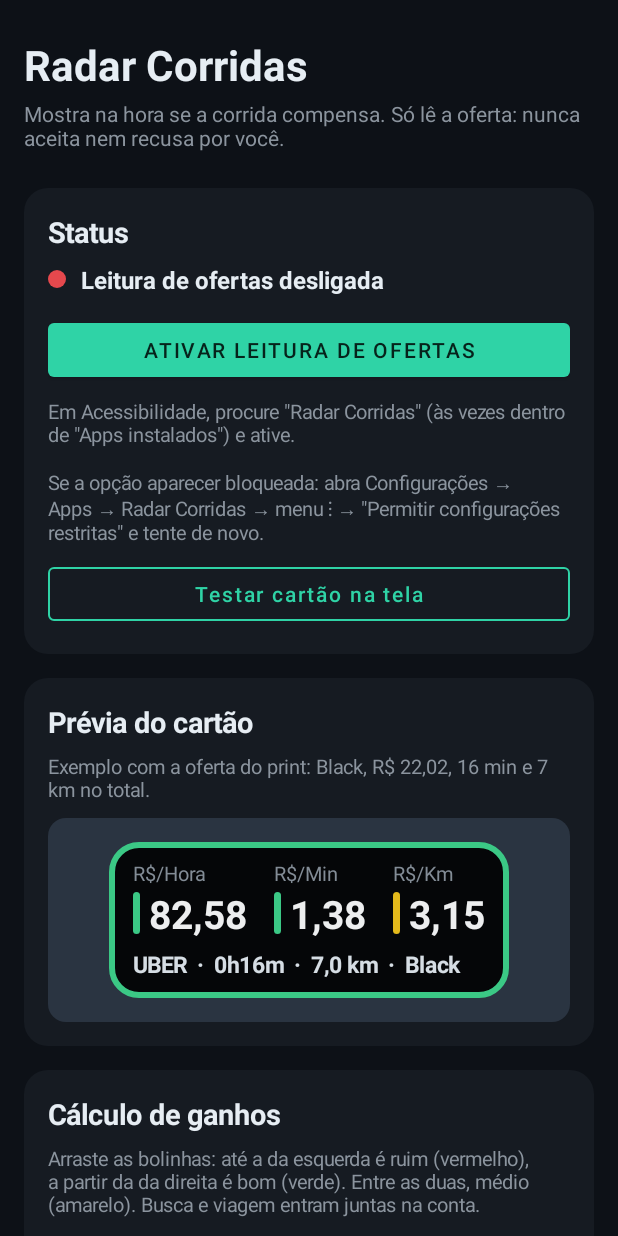
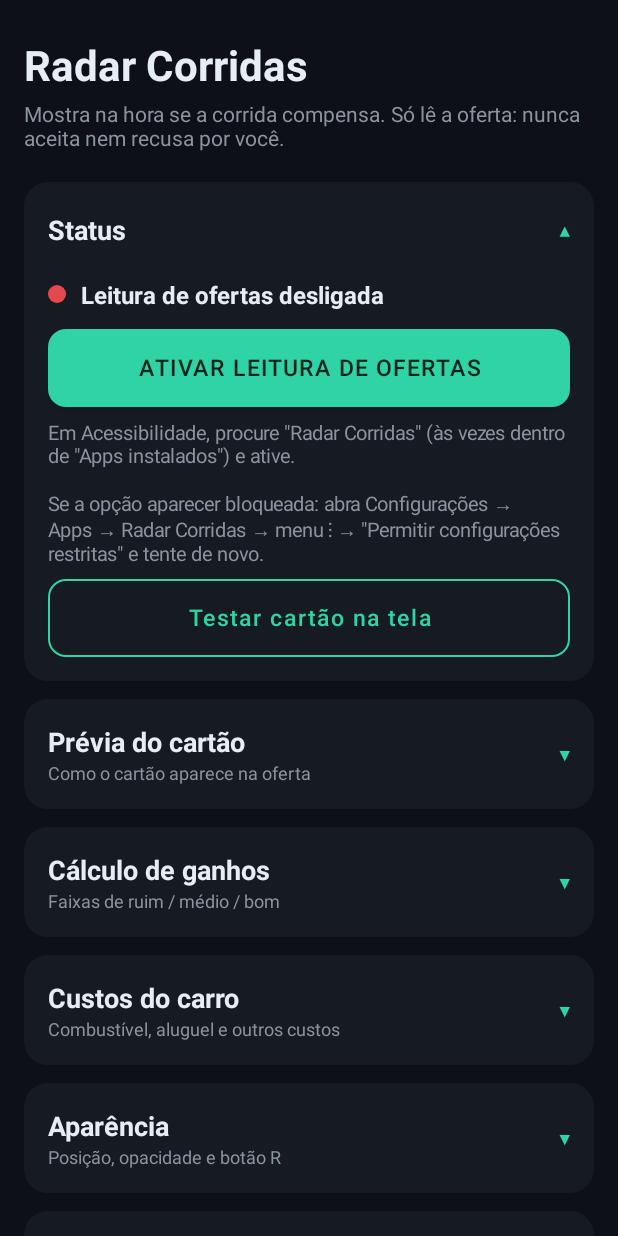
Before and after one commit to efreetales/radar-corridas, an Android app: the screen it shows after launch (MainActivity), on a phone screen of 412 x 824 dp. Run offline under Robolectric (Android 15) with nearby library versions, the phone set to English and light mode, and no system bars; pictures from the network do not load.

Commit message:
Tela: seções em acordeão, botões mais altos; distância do aviso por faixa de velocidade (150/200/300 m)
Co-Authored-By: Claude Opus 5.5 <noreply@anthropic.com>
Claude-Session: https://claude.ai/code/session_01HAyDQwT6qSeeqhjTKfGLrB

```diff
--- a/app/src/main/java/com/taleco/radarcorridas/Hazards.kt
+++ b/app/src/main/java/com/taleco/radarcorridas/Hazards.kt
@@ -166,7 +166,7 @@ object Hazards {
  */
 object HazardWatch {
 
-    private const val LOOKAHEAD_M = 250.0
+    private const val LOOKAHEAD_M = 600.0
     private const val PASS_RADIUS_M = 30.0
     private const val MIN_SPEED_KMH = 8.0
     private const val REPEAT_MS = 2 * 60_000L
@@ -221,7 +221,7 @@ object HazardWatch {
 
         val t = target ?: run {
             if (heading == null || kmh < MIN_SPEED_KMH) return
-            val found = find(ctx, loc, heading) ?: return
+            val found = find(ctx, loc, heading, prefs.alertDistance(kmh)) ?: return
             target = found
             minDist = Double.MAX_VALUE
             startDist = loc.distanceTo(locOf(found)).toDouble().coerceAtLeast(40.0)
@@ -271,9 +271,9 @@ object HazardWatch {
         return if (d > 180f) 360f - d else d
     }
 
-    private fun find(ctx: Context, loc: Location, heading: Float): Hazard? {
+    private fun find(ctx: Context, loc: Location, heading: Float, lookahead: Double): Hazard? {
         var best: Hazard? = null
-        var bestD = LOOKAHEAD_M
+        var bestD = lookahead
         for (h in Hazards.all(ctx)) {
             if (recentlyPassed.containsKey(h)) continue
             val hl = locOf(h)
--- a/app/src/main/java/com/taleco/radarcorridas/MainActivity.kt
+++ b/app/src/main/java/com/taleco/radarcorridas/MainActivity.kt
@@ -77,6 +77,7 @@ class MainActivity : AppCompatActivity() {
         buildHazards(col)
         buildSpots(col)
         buildData(col)
+        tallAll(col)
 
         val version = try {
             packageManager.getPackageInfo(packageName, 0).versionName
@@ -539,6 +540,15 @@ class MainActivity : AppCompatActivity() {
             setOnCheckedChangeListener { _, checked -> prefs.speedSound = checked }
         }, matchWrap(top = 6))
 
+        card.addView(text("Distância do aviso (radar e valeta)", 15f, Colors.TEXT, bold = true).apply { setPadding(0, dp(14), 0, 0) })
+        card.addView(text(
+            "O aviso aparece mais cedo quanto mais rápido você estiver.",
+            12f, Colors.MUTED
+        ))
+        card.addView(distanceSlider("Até 50 km/h", prefs.alertDistSlow) { prefs.alertDistSlow = it }, matchWrap(top = 6))
+        card.addView(distanceSlider("De 50 a 80 km/h", prefs.alertDistMid) { prefs.alertDistMid = it }, matchWrap(top = 2))
+        card.addView(distanceSlider("Acima de 80 km/h", prefs.alertDistFast) { prefs.alertDistFast = it }, matchWrap(top = 2))
+
         speedInfo = text("", 14f, Colors.TEXT).apply { setPadding(0, dp(10), 0, 0) }
         card.addView(speedInfo)
         card.addView(outlinedButton("Atualizar lista de radares").apply {
@@ -964,6 +974,27 @@ class MainActivity : AppCompatActivity() {
         }
     }
 
+    private fun distanceSlider(label: String, initial: Int, onChange: (Int) -> Unit): View {
+        val box = LinearLayout(this).apply { orientation = LinearLayout.VERTICAL }
+        val lbl = text("", 14f, Colors.TEXT)
+        fun setLbl(v: Int) { lbl.text = "$label: avisar a $v m" }
+        setLbl(initial)
+        box.addView(lbl)
+        val sl = Slider(this)
+        sl.valueFrom = 50f
+        sl.valueTo = 600f
+        sl.stepSize = 25f
+        sl.value = ((initial / 25) * 25).coerceIn(50, 600).toFloat()
+        sl.setLabelFormatter { v -> "${v.toInt()} m" }
+        sl.thumbTintList = ColorStateList.valueOf(Color.WHITE)
+        sl.addOnChangeListener { _, v, _ ->
+            onChange(v.toInt())
+            setLbl(v.toInt())
+        }
+        box.addView(sl, matchWrap())
+        return box
+    }
+
     private fun updateCams() {
         if (SpeedCams.downloading) {
             toast("Já estou baixando a lista")
@@ -1075,15 +1106,91 @@ class MainActivity : AppCompatActivity() {
         return box
     }
 
+    /** Resumo de cada seção, mostrado embaixo do título quando ela está fechada. */
+    private val sectionHints = mapOf(
+        "Status" to "Leitura de ofertas e teste do cartão",
+        "Prévia do cartão" to "Como o cartão aparece na oferta",
+        "Cálculo de ganhos" to "Faixas de ruim / médio / bom",
+        "Custos do carro" to "Combustível, aluguel e outros custos",
+        "Aparência" to "Posição, opacidade e botão R",
+        "Corridas e percurso" to "Registro das corridas e permissões",
+        "Radares de velocidade" to "Aviso, bipe, distância e lista da CET",
+        "Valetas e buracos" to "Marcar valetas e solavancos",
+        "Meus pontos bons" to "Lugares que rendem em certos horários",
+        "Dados" to "Exportar dados e diagnóstico"
+    )
+
+    /**
+     * Seção em acordeão: o título abre e fecha o conteúdo.
+     * Lembra quais seções você deixou abertas.
+     */
     private fun section(parent: LinearLayout, title: String): LinearLayout {
+        val sp = getSharedPreferences("radar_ui", MODE_PRIVATE)
+        val key = "aberta_$title"
         val card = LinearLayout(this).apply {
             orientation = LinearLayout.VERTICAL
-            setPadding(dp(16), dp(16), dp(16), dp(16))
             background = rounded(Colors.SURFACE, 16f)
         }
-        card.addView(text(title, 19f, Colors.TEXT, bold = true).apply { setPadding(0, 0, 0, dp(8)) })
-        parent.addView(card, matchWrap(top = 16))
-        return card
+        val header = LinearLayout(this).apply {
+            orientation = LinearLayout.HORIZONTAL
+            gravity = Gravity.CENTER_VERTICAL
+            setPadding(dp(16), dp(16), dp(12), dp(16))
+            minimumHeight = dp(64)
+            isClickable = true
+            isFocusable = true
+            val tv = android.util.TypedValue()
+            context.theme.resolveAttribute(android.R.attr.selectableItemBackground, tv, true)
+            foreground = ContextCompat.getDrawable(context, tv.resourceId)
+        }
+        val titles = LinearLayout(this).apply { orientation = LinearLayout.VERTICAL }
+        titles.addView(text(title, 18f, Colors.TEXT, bold = true))
+        val hint = text(sectionHints[title] ?: "", 12f, Colors.MUTED)
+        titles.addView(hint)
+        header.addView(titles, LinearLayout.LayoutParams(0, LinearLayout.LayoutParams.WRAP_CONTENT, 1f))
+        val chevron = text("", 20f, Colors.ACCENT, bold = true).apply { setPadding(dp(8), 0, dp(4), 0) }
+        header.addView(chevron)
+        card.addView(header, matchWrap())
+
+        val body = LinearLayout(this).apply {
+            orientation = LinearLayout.VERTICAL
+            setPadding(dp(16), 0, dp(16), dp(16))
+        }
+        card.addView(body, matchWrap())
+
+        fun apply(open: Boolean) {
+            body.visibility = if (open) View.VISIBLE else View.GONE
+            chevron.text = if (open) "▴" else "▾"
+            hint.visibility = if (open || hint.text.isEmpty()) View.GONE else View.VISIBLE
+        }
+        apply(sp.getBoolean(key, title == "Status"))
+        header.setOnClickListener {
+            val open = body.visibility != View.VISIBLE
+            sp.edit().putBoolean(key, open).apply()
+            apply(open)
+        }
+        parent.addView(card, matchWrap(top = 12))
+        return body
+    }
+
+    /** Botões mais altos e fáceis de tocar. */
+    private fun makeTall(b: MaterialButton) {
+        b.minHeight = dp(52)
+        b.minimumHeight = dp(52)
+        b.insetTop = 0
+        b.insetBottom = 0
+        b.cornerRadius = dp(12)
+        b.textSize = 15f
+    }
+
+    /** Aplica o estilo alto a todos os botões da tela (menos os pequenos de dias/limites). */
+    private fun tallAll(v: View) {
+        if (v is MaterialButton) {
+            val inGroup = v.parent is MaterialButtonToggleGroup
+            val fixedSmall = (v.layoutParams?.height ?: 0) > 0
+            if (!inGroup && !fixedSmall) makeTall(v)
+            return
+        }
+        if (v is android.view.ViewGroup) for (i in 0 until v.childCount) tallAll(v.getChildAt(i))
     }
 
     private fun text(s: String, size: Float, color: Int, bold: Boolean = false) = TextView(this).apply {
@@ -1099,6 +1206,7 @@ class MainActivity : AppCompatActivity() {
             isAllCaps = false
             setTextColor(Colors.ACCENT)
             strokeColor = ColorStateList.valueOf(Colors.ACCENT)
+            makeTall(this)
         }
 
     private fun rounded(color: Int, radiusDp: Float) = GradientDrawable().apply {
--- a/app/src/main/java/com/taleco/radarcorridas/Prefs.kt
+++ b/app/src/main/java/com/taleco/radarcorridas/Prefs.kt
@@ -86,6 +86,26 @@ class Prefs(context: Context) {
         get() = sp.getBoolean("registrar_corridas", true)
         set(v) = sp.edit().putBoolean("registrar_corridas", v).apply()
 
+    // Distância dos avisos (radar e valeta), conforme a sua velocidade
+    var alertDistSlow: Int   // até 50 km/h
+        get() = sp.getInt("dist_aviso_lento", 150)
+        set(v) = sp.edit().putInt("dist_aviso_lento", v).apply()
+
+    var alertDistMid: Int    // de 50 a 80 km/h
+        get() = sp.getInt("dist_aviso_medio", 200)
+        set(v) = sp.edit().putInt("dist_aviso_medio", v).apply()
+
+    var alertDistFast: Int   // 80 km/h ou mais
+        get() = sp.getInt("dist_aviso_rapido", 300)
+        set(v) = sp.edit().putInt("dist_aviso_rapido", v).apply()
+
+    /** A que distância avisar, dada a velocidade atual. */
+    fun alertDistance(kmh: Double): Double = when {
+        kmh <= 50.0 -> alertDistSlow
+        kmh < 80.0 -> alertDistMid
+        else -> alertDistFast
+    }.toDouble()
+
     // Radares de velocidade
     var speedAlerts: Boolean
         get() = sp.getBoolean("alerta_radares", true)
--- a/app/src/main/java/com/taleco/radarcorridas/SpeedWatch.kt
+++ b/app/src/main/java/com/taleco/radarcorridas/SpeedWatch.kt
@@ -73,7 +73,7 @@ class SpeedBanner(
  */
 object SpeedWatch {
 
-    private const val LOOKAHEAD_M = 400.0        // começa a avisar a esta distância
+    private const val LOOKAHEAD_M = 600.0        // maior distância possível de aviso (a real vem das configurações)
     private const val PASS_RADIUS_M = 45.0       // passou "pelo" radar
     private const val NEAR_M = 50.0              // velocidade medida perto do radar
     private const val AHEAD_TOLERANCE = 45f      // radar à frente (graus)
@@ -195,7 +195,7 @@ object SpeedWatch {
         if (t != null) {
             followTarget(ctx, loc, t, kmh, heading)
         } else if (radarOn && heading != null && kmh >= MIN_SPEED_KMH) {
-            findTarget(loc, heading)?.let { cam ->
+            findTarget(loc, heading, Prefs(ctx).alertDistance(kmh))?.let { cam ->
                 target = cam
                 minDist = Double.MAX_VALUE
                 maxNearKmh = 0.0
@@ -255,9 +255,9 @@ object SpeedWatch {
         return true
     }
 
-    private fun findTarget(loc: Location, heading: Float): SpeedCam? {
+    private fun findTarget(loc: Location, heading: Float, lookahead: Double): SpeedCam? {
         var best: SpeedCam? = null
-        var bestD = LOOKAHEAD_M
+        var bestD = lookahead
         for (c in SpeedCams.nearby(loc.latitude, loc.longitude)) {
             if (recentlyPassed.containsKey(c)) continue
             if (SpeedCams.isHidden(c)) continue
```
